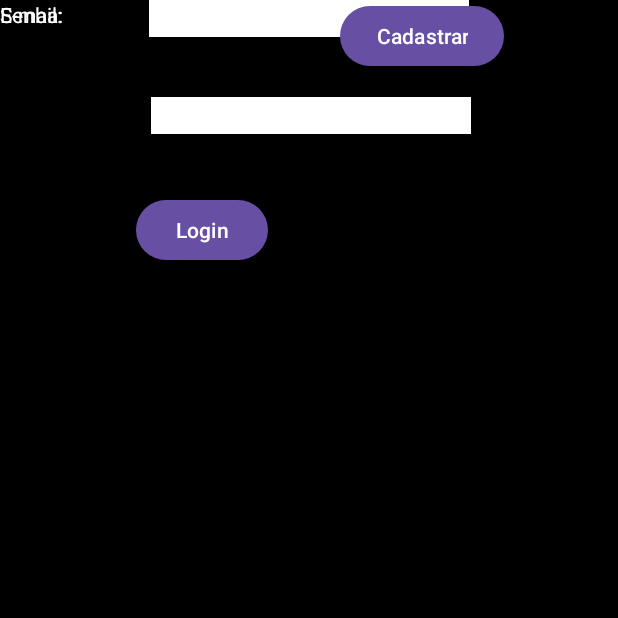
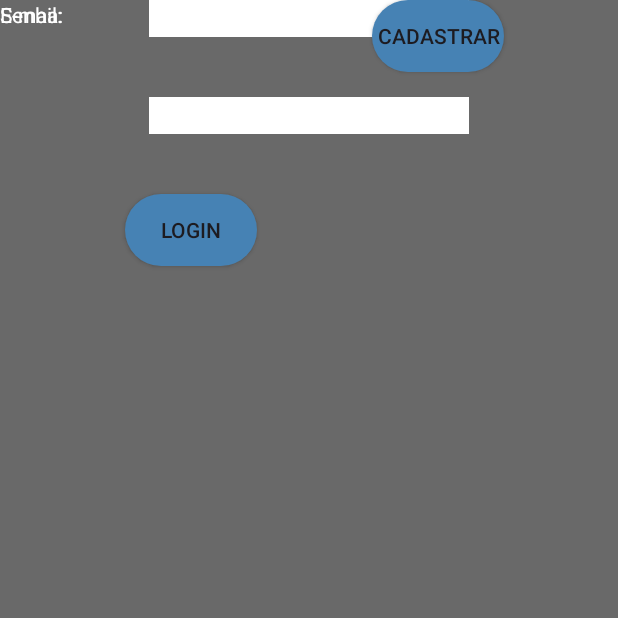
Before and after one commit to NicolasEmer/gymapp, an Android app: the Login screen opened directly, with no data from a screen before it, on a phone screen of 412 x 824 dp, the top half of it. Run offline under Robolectric (Android 15) with nearby library versions, the phone set to English and light mode, and no system bars.

Commit message:
ATTs layout

```diff
--- /dev/null
+++ b/app/src/main/res/drawable/background_button.xml
@@ -0,0 +1,7 @@
+<?xml version="1.0" encoding="utf-8"?>
+<shape xmlns:android="http://schemas.android.com/apk/res/android"
+    android:shape="rectangle">
+
+    <solid android:color="@color/bot"/>
+    <corners android:radius="30dp"/>
+</shape>
--- a/app/src/main/res/layout/activity_add_user.xml
+++ b/app/src/main/res/layout/activity_add_user.xml
@@ -4,17 +4,17 @@
     xmlns:tools="http://schemas.android.com/tools"
     android:layout_width="match_parent"
     android:layout_height="match_parent"
-    android:background="@color/black"
+    android:background="@color/background"
     tools:context=".AddUserActivity">
 
     <com.google.android.material.appbar.MaterialToolbar
         android:id="@+id/toolbar"
         android:layout_width="match_parent"
         android:layout_height="wrap_content"
-        android:background="?attr/colorPrimary"
+        android:background="@color/toolbar"
         app:title="Cadastrar"
         app:titleCentered="true"
-        app:titleTextColor="?attr/colorSurface" />
+        app:titleTextColor="@color/black" />
 
     <LinearLayout
         android:id="@+id/nameLayout"
--- a/app/src/main/res/layout/activity_login.xml
+++ b/app/src/main/res/layout/activity_login.xml
@@ -6,13 +6,15 @@
     android:layout_width="match_parent"
     android:layout_height="match_parent"
     tools:context=".Login"
-    android:background="@color/black">
+    android:background="@color/background">
 
     <EditText
         android:id="@+id/editTextTextPassword"
         android:layout_width="wrap_content"
         android:layout_height="wrap_content"
+        android:layout_marginStart="100dp"
         android:layout_marginTop="40dp"
+        android:layout_marginEnd="100dp"
         android:background="@color/white"
         android:ems="10"
         android:inputType="textPassword"
@@ -25,6 +27,8 @@
         android:id="@+id/emailLogin"
         android:layout_width="wrap_content"
         android:layout_height="wrap_content"
+        android:layout_marginStart="100dp"
+        android:layout_marginEnd="100dp"
         android:background="@color/white"
         android:ems="10"
         android:inputType="textEmailAddress"
@@ -32,22 +36,25 @@
         app:layout_constraintStart_toStartOf="parent"
         tools:layout_editor_absoluteY="295dp" />
 
-    <Button
+    <androidx.appcompat.widget.AppCompatButton
         android:id="@+id/btLogin"
         android:layout_width="wrap_content"
         android:layout_height="wrap_content"
+        android:layout_marginStart="76dp"
         android:layout_marginTop="40dp"
+        android:background="@drawable/background_button"
         android:text="Login"
         app:layout_constraintEnd_toStartOf="@+id/btCadastro"
-        app:layout_constraintHorizontal_bias="0.656"
+        app:layout_constraintHorizontal_bias="0.088"
         app:layout_constraintStart_toStartOf="parent"
         app:layout_constraintTop_toBottomOf="@+id/editTextTextPassword" />
 
-    <Button
+    <androidx.appcompat.widget.AppCompatButton
         android:id="@+id/btCadastro"
         android:layout_width="wrap_content"
         android:layout_height="wrap_content"
         android:layout_marginEnd="76dp"
+        android:background="@drawable/background_button"
         android:text="Cadastrar"
         app:layout_constraintEnd_toEndOf="parent"
         tools:layout_editor_absoluteY="423dp" />
@@ -55,18 +62,19 @@
     <ImageView
         android:id="@+id/imageView2"
         android:layout_width="0dp"
-        android:layout_height="wrap_content"
-        android:layout_marginBottom="100dp"
+        android:layout_height="150dp"
+        android:layout_marginBottom="80dp"
         app:layout_constraintBottom_toTopOf="@+id/emailLogin"
         app:layout_constraintEnd_toEndOf="parent"
         app:layout_constraintHorizontal_bias="0.0"
         app:layout_constraintStart_toStartOf="parent"
-        tools:srcCompat="@tools:sample/avatars" />
+        tools:srcCompat="@drawable/logo" />
 
     <TextView
         android:id="@+id/textView"
         android:layout_width="wrap_content"
         android:layout_height="wrap_content"
+        android:autoSizePresetSizes="25"
         android:text="E-mail:"
         android:textColor="@color/white"
         tools:layout_editor_absoluteX="102dp"
--- a/app/src/main/res/layout/activity_tela_inicial.xml
+++ b/app/src/main/res/layout/activity_tela_inicial.xml
@@ -11,7 +11,7 @@
         android:id="@+id/toolbar2"
         android:layout_width="0dp"
         android:layout_height="95dp"
-        android:background="?attr/colorPrimary"
+        android:background="@color/toolbar"
         android:minHeight="?attr/actionBarSize"
         android:theme="?attr/actionBarTheme"
         app:layout_constraintEnd_toEndOf="parent"
@@ -19,5 +19,4 @@
         app:layout_constraintStart_toStartOf="parent"
         app:layout_constraintTop_toTopOf="parent" />
 
-
 </androidx.constraintlayout.widget.ConstraintLayout>
--- a/app/src/main/res/values/colors.xml
+++ b/app/src/main/res/values/colors.xml
@@ -2,4 +2,7 @@
 <resources>
     <color name="black">#FF000000</color>
     <color name="white">#FFFFFFFF</color>
+    <color name="background">#696969</color>
+    <color name="toolbar">#00BFFF</color>
+    <color name="bot">#4682B4</color>
 </resources>
```
Also changed, not shown: app/src/main/res/layout/activity_edit_user.xml (+5 -4 lines).
